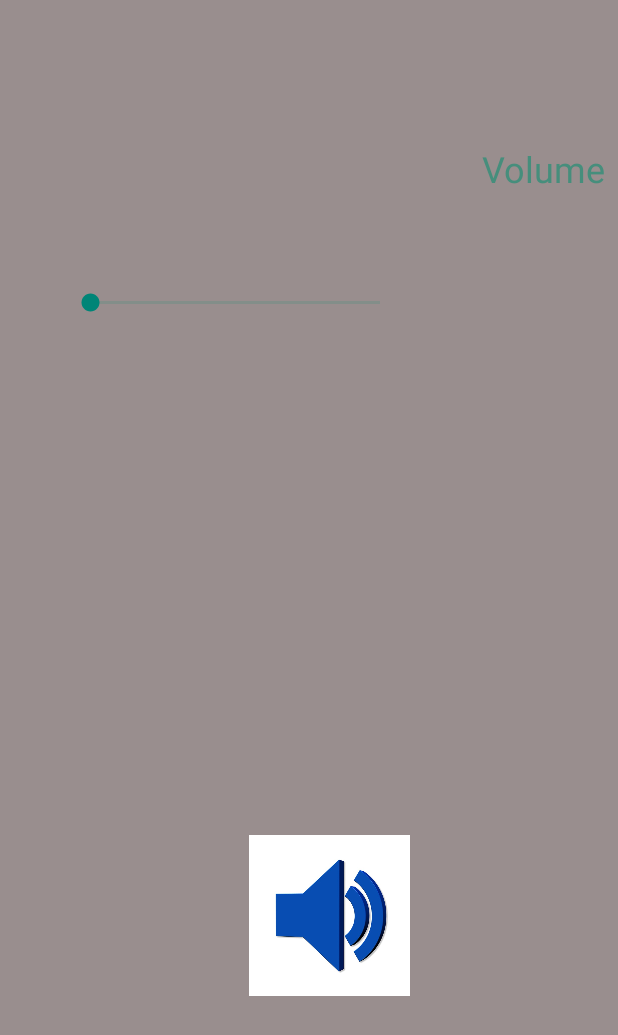
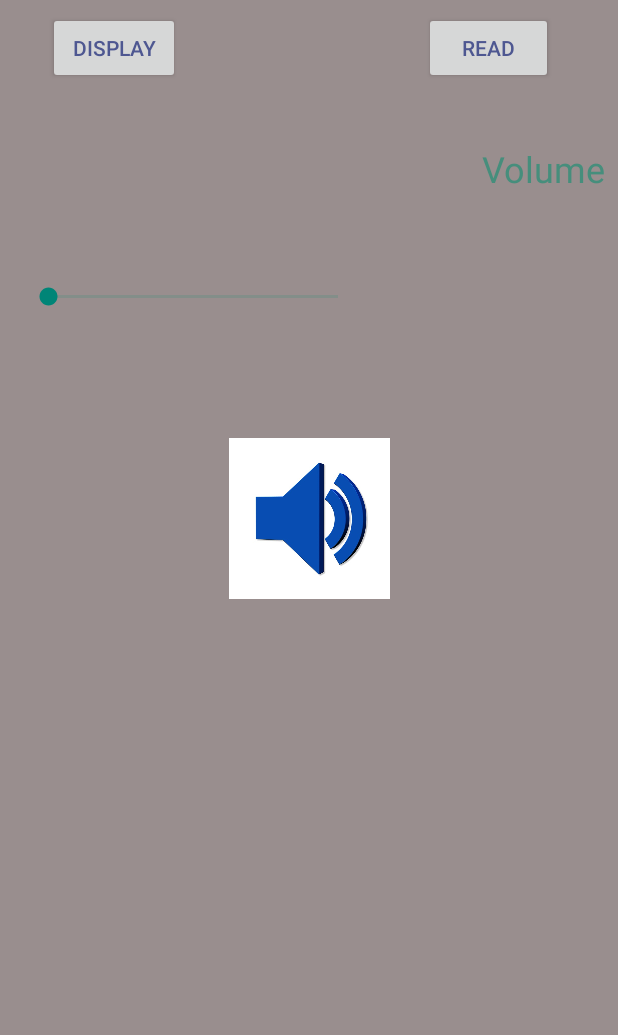
Before and after one commit to meylon1/seekbarandsettings, an Android app: the screen it shows after launch (MainActivity), on a phone screen of 412 x 824 dp. Shown: the top 1035 px of the screen. Run offline under Robolectric (Android 15) with nearby library versions, the phone set to English and light mode, and no system bars.

Commit message:
settings

```diff
--- a/app/src/main/res/layout/activity_main.xml
+++ b/app/src/main/res/layout/activity_main.xml
@@ -25,24 +25,51 @@
         android:id="@+id/seekBar1"
         android:layout_width="225dp"
         android:layout_height="67dp"
-        android:layout_marginStart="44dp"
-        android:layout_marginTop="40dp"
+        android:layout_marginLeft="44dp"
+        android:layout_marginStart="16dp"
+        android:layout_marginTop="36dp"
         android:max="10"
         app:layout_constraintLeft_toLeftOf="parent"
         app:layout_constraintRight_toRightOf="parent"
         app:layout_constraintStart_toStartOf="parent"
         app:layout_constraintTop_toBottomOf="@+id/textView1"
-        tools:ignore="MissingConstraints"
-        android:layout_marginLeft="44dp" />
+        tools:ignore="MissingConstraints" />
 
     <ImageView
         android:id="@+id/imageView"
         android:layout_width="112dp"
         android:layout_height="107dp"
-        android:layout_marginBottom="160dp"
+        android:layout_marginBottom="8dp"
+        android:layout_marginTop="60dp"
         android:src="@drawable/vol"
         app:layout_constraintBottom_toBottomOf="parent"
-        app:layout_constraintHorizontal_bias="0.544"
         app:layout_constraintLeft_toLeftOf="parent"
-        app:layout_constraintRight_toRightOf="parent" />
+        app:layout_constraintRight_toRightOf="parent"
+        app:layout_constraintTop_toBottomOf="@+id/seekBar1"
+        app:layout_constraintVertical_bias="0.0" />
+
+    <Button
+        android:id="@+id/displaySettings"
+        android:layout_width="wrap_content"
+        android:layout_height="wrap_content"
+        android:layout_marginStart="32dp"
+        android:layout_marginTop="8dp"
+        android:onClick="displaySettings"
+        android:text="display"
+        app:layout_constraintStart_toStartOf="parent"
+        app:layout_constraintTop_toTopOf="parent" />
+
+    <Button
+        android:id="@+id/readsettings"
+        android:layout_width="86dp"
+        android:layout_height="wrap_content"
+        android:layout_marginEnd="8dp"
+        android:layout_marginStart="8dp"
+        android:layout_marginTop="8dp"
+        android:onClick="readSettings"
+        android:text="read"
+        app:layout_constraintEnd_toEndOf="parent"
+        app:layout_constraintHorizontal_bias="0.814"
+        app:layout_constraintStart_toEndOf="@+id/displaySettings"
+        app:layout_constraintTop_toTopOf="parent" />
 </android.support.constraint.ConstraintLayout>
```
